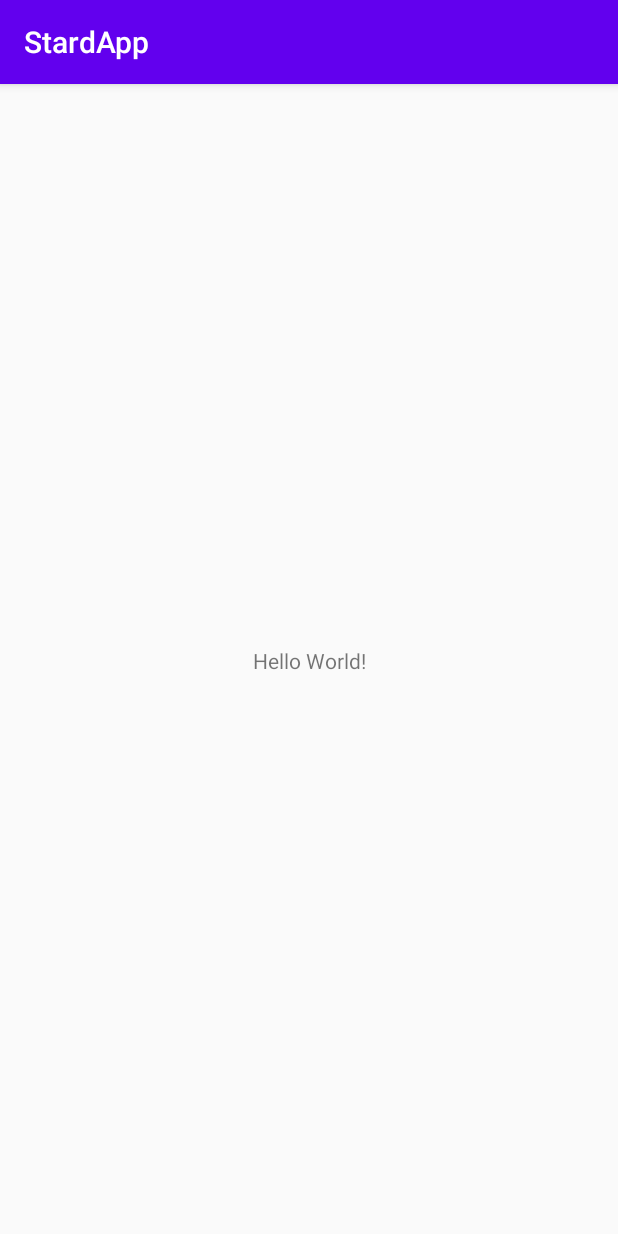
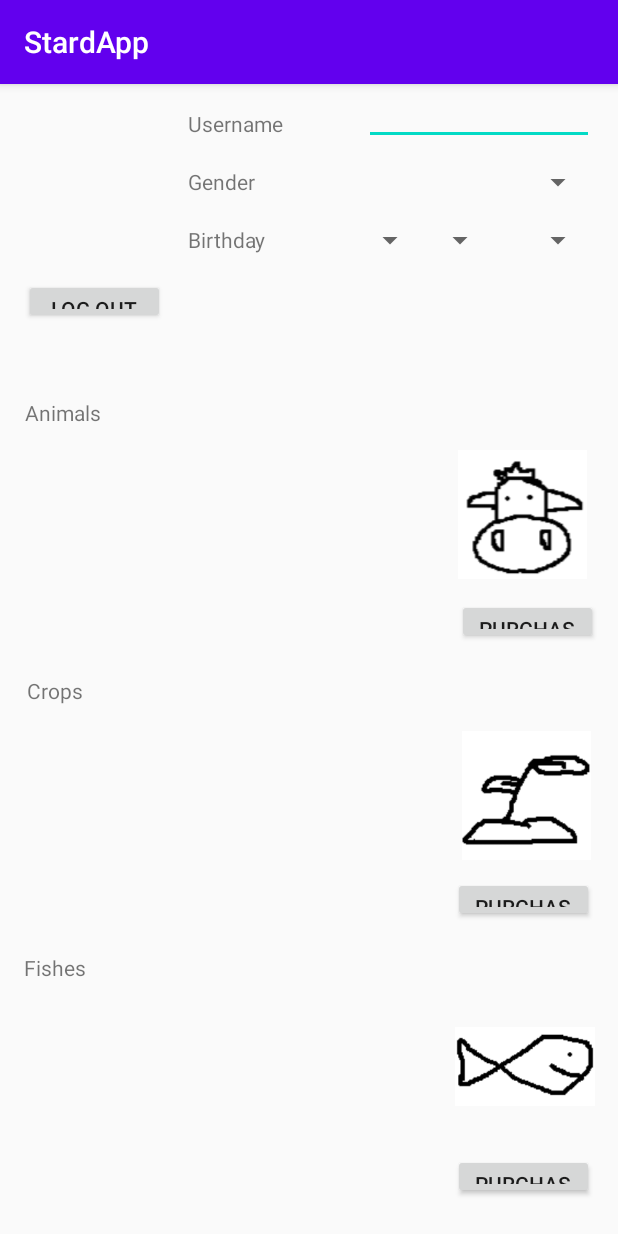
Before and after one commit to ysasgon/StardApp, an Android app: the screen it shows after launch (MainActivity before the commit, ProfileActivity after it), on a phone screen of 412 x 824 dp. Run offline under Robolectric (Android 15) with nearby library versions, the phone set to English and light mode, and no system bars.

Commit message:
Profile Activity first version created

```diff
--- a/app/src/main/AndroidManifest.xml
+++ b/app/src/main/AndroidManifest.xml
@@ -9,7 +9,7 @@
         android:roundIcon="@mipmap/ic_launcher_round"
         android:supportsRtl="true"
         android:theme="@style/AppTheme">
-        <activity android:name=".MainActivity">
+        <activity android:name=".ProfileActivity">
             <intent-filter>
                 <action android:name="android.intent.action.MAIN" />
 
--- a/app/src/main/java/com/example/stardapp/MainActivity.java
+++ /dev/null
@@ -1,15 +0,0 @@
-package com.example.stardapp;
-
-import androidx.appcompat.app.AppCompatActivity;
-
-import android.os.Bundle;
-
-public class MainActivity extends AppCompatActivity {
-
-    @Override
-    protected void onCreate(Bundle savedInstanceState) {
-        super.onCreate(savedInstanceState);
-        setContentView(R.layout.activity_main);
-        //UWU
-    }
-}
--- /dev/null
+++ b/app/src/main/java/com/example/stardapp/ProfileActivity.java
@@ -0,0 +1,84 @@
+package com.example.stardapp;
+
+import androidx.appcompat.app.AppCompatActivity;
+
+import android.database.sqlite.SQLiteDatabase;
+import android.os.Bundle;
+import android.view.View;
+import android.widget.Button;
+import android.widget.EditText;
+import android.widget.ImageView;
+import android.widget.ListView;
+import android.widget.Spinner;
+import android.widget.TextView;
+
+public class ProfileActivity extends AppCompatActivity {
+    private TextView usernameTextView, genderTextView, birthdayTextView, animalTextView, cropTextView, fishTextView;
+    private ImageView profileIcon, animalImageView, cropImageView, fishImageView;
+    private Button logOutButton, purchaseAnimalButton, purchaseCropButton, purchaseFishButton;
+    private Spinner genderSpinner, birthdayYearSpinner, birthdayMonthSpinner, birthdayDaySpinner;
+    private ListView animalListView, cropListView, fishListView;
+    private EditText usernameEditText;
+    private SQLiteDatabase db;
+
+
+    @Override
+    protected void onCreate(Bundle savedInstanceState) {
+        super.onCreate(savedInstanceState);
+        setContentView(R.layout.activity_profile);
+
+        usernameTextView = (TextView) findViewById(R.id.usernameTextView);
+        usernameEditText = (EditText) findViewById(R.id.usernameEditText);
+        genderTextView = (TextView) findViewById(R.id.genderTextView);
+        genderSpinner = (Spinner) findViewById(R.id.genderSpinner);
+        birthdayTextView = (TextView) findViewById(R.id.birthdayTextView);
+        birthdayDaySpinner = (Spinner) findViewById(R.id.birthdayDaySpinner);
+        birthdayMonthSpinner = (Spinner) findViewById(R.id.birthdayMonthSpinner);
+        birthdayYearSpinner = (Spinner) findViewById(R.id.birthdayYearSpinner);
+        logOutButton = (Button) findViewById(R.id.logOutButton);
+        logOutButton.setOnClickListener(new View.OnClickListener() {
+            @Override
+            public void onClick(View v) {
+
+            }
+        });
+
+        animalTextView = (TextView) findViewById(R.id.animalTextView);
+        animalListView = (ListView) findViewById(R.id.animalListView);
+        animalImageView = (ImageView) findViewById(R.id.animalImageView);
+        purchaseAnimalButton = (Button) findViewById(R.id.purchaseAnimalButton);
+        purchaseAnimalButton.setOnClickListener(new View.OnClickListener() {
+            @Override
+            public void onClick(View v) {
+
+            }
+        });
+
+        cropTextView = (TextView) findViewById(R.id.cropTextView);
+        cropListView = (ListView) findViewById(R.id.cropListView);
+        cropImageView = (ImageView) findViewById(R.id.cropImageView);
+        purchaseCropButton = (Button) findViewById(R.id.purchaseCropButton);
+        purchaseCropButton.setOnClickListener(new View.OnClickListener() {
+            @Override
+            public void onClick(View v) {
+
+            }
+        });
+
+        fishTextView = (TextView) findViewById(R.id.fishTextView);
+        fishListView = (ListView) findViewById(R.id.fishListView);
+        fishImageView = (ImageView) findViewById(R.id.fishImageView);
+        purchaseFishButton = (Button) findViewById(R.id.purchaseFishButton);
+        purchaseFishButton.setOnClickListener(new View.OnClickListener() {
+            @Override
+            public void onClick(View v) {
+
+            }
+        });
+
+        fillLists();
+    }
+
+    private void fillLists() {
+    }
+}
--- a/app/src/main/res/layout/activity_main.xml
+++ /dev/null
@@ -1,18 +0,0 @@
-<?xml version="1.0" encoding="utf-8"?>
-<androidx.constraintlayout.widget.ConstraintLayout xmlns:android="http://schemas.android.com/apk/res/android"
-    xmlns:app="http://schemas.android.com/apk/res-auto"
-    xmlns:tools="http://schemas.android.com/tools"
-    android:layout_width="match_parent"
-    android:layout_height="match_parent"
-    tools:context=".MainActivity">
-
-    <TextView
-        android:layout_width="wrap_content"
-        android:layout_height="wrap_content"
-        android:text="Hello World!"
-        app:layout_constraintBottom_toBottomOf="parent"
-        app:layout_constraintLeft_toLeftOf="parent"
-        app:layout_constraintRight_toRightOf="parent"
-        app:layout_constraintTop_toTopOf="parent" />
-
-</androidx.constraintlayout.widget.ConstraintLayout>
--- /dev/null
+++ b/app/src/main/res/layout/activity_profile.xml
@@ -0,0 +1,268 @@
+<?xml version="1.0" encoding="utf-8"?>
+<androidx.constraintlayout.widget.ConstraintLayout xmlns:android="http://schemas.android.com/apk/res/android"
+    xmlns:app="http://schemas.android.com/apk/res-auto"
+    xmlns:tools="http://schemas.android.com/tools"
+    android:layout_width="match_parent"
+    android:layout_height="match_parent"
+    tools:context=".ProfileActivity">
+
+    <TextView
+        android:id="@+id/usernameTextView"
+        android:layout_width="106dp"
+        android:layout_height="20dp"
+        android:text="@string/usernameText"
+        app:layout_constraintBottom_toBottomOf="parent"
+        app:layout_constraintHorizontal_bias="0.409"
+        app:layout_constraintLeft_toLeftOf="parent"
+        app:layout_constraintRight_toRightOf="parent"
+        app:layout_constraintTop_toTopOf="parent"
+        app:layout_constraintVertical_bias="0.022" />
+
+    <TextView
+        android:id="@+id/genderTextView"
+        android:layout_width="106dp"
+        android:layout_height="20dp"
+        android:text="@string/genderText"
+        app:layout_constraintBottom_toBottomOf="parent"
+        app:layout_constraintHorizontal_bias="0.409"
+        app:layout_constraintLeft_toLeftOf="parent"
+        app:layout_constraintRight_toRightOf="parent"
+        app:layout_constraintTop_toTopOf="parent"
+        app:layout_constraintVertical_bias="0.074" />
+
+    <TextView
+        android:id="@+id/birthdayTextView"
+        android:layout_width="106dp"
+        android:layout_height="20dp"
+        android:text="@string/birthdayText"
+        app:layout_constraintBottom_toBottomOf="parent"
+        app:layout_constraintHorizontal_bias="0.409"
+        app:layout_constraintLeft_toLeftOf="parent"
+        app:layout_constraintRight_toRightOf="parent"
+        app:layout_constraintTop_toTopOf="parent"
+        app:layout_constraintVertical_bias="0.126" />
+
+    <ImageView
+        android:id="@+id/profileIcon"
+        android:layout_width="96dp"
+        android:layout_height="96dp"
+        app:layout_constraintBottom_toBottomOf="parent"
+        app:layout_constraintHorizontal_bias="0.057"
+        app:layout_constraintLeft_toLeftOf="parent"
+        app:layout_constraintRight_toRightOf="parent"
+        app:layout_constraintTop_toTopOf="parent"
+        app:layout_constraintVertical_bias="0.025"
+        tools:src="@tools:sample/avatars" />
+
+    <Button
+        android:id="@+id/logOutButton"
+        android:layout_width="94dp"
+        android:layout_height="30dp"
+        android:text="@string/logOutButton"
+        app:layout_constraintBottom_toBottomOf="parent"
+        app:layout_constraintHorizontal_bias="0.05"
+        app:layout_constraintLeft_toLeftOf="parent"
+        app:layout_constraintRight_toRightOf="parent"
+        app:layout_constraintTop_toTopOf="parent"
+        app:layout_constraintVertical_bias="0.176" />
+
+    <Spinner
+        android:id="@+id/genderSpinner"
+        android:layout_width="153dp"
+        android:layout_height="20dp"
+        app:layout_constraintBottom_toBottomOf="parent"
+        app:layout_constraintHorizontal_bias="0.937"
+        app:layout_constraintLeft_toLeftOf="parent"
+        app:layout_constraintRight_toRightOf="parent"
+        app:layout_constraintTop_toTopOf="parent"
+        app:layout_constraintVertical_bias="0.074" />
+
+    <Spinner
+        android:id="@+id/birthdayYearSpinner"
+        android:layout_width="59dp"
+        android:layout_height="20dp"
+        app:layout_constraintBottom_toBottomOf="parent"
+        app:layout_constraintHorizontal_bias="0.954"
+        app:layout_constraintLeft_toLeftOf="parent"
+        app:layout_constraintRight_toRightOf="parent"
+        app:layout_constraintTop_toTopOf="parent"
+        app:layout_constraintVertical_bias="0.126" />
+
+    <Spinner
+        android:id="@+id/birthdayMonthSpinner"
+        android:layout_width="41dp"
+        android:layout_height="20dp"
+        app:layout_constraintBottom_toBottomOf="parent"
+        app:layout_constraintHorizontal_bias="0.78"
+        app:layout_constraintLeft_toLeftOf="parent"
+        app:layout_constraintRight_toRightOf="parent"
+        app:layout_constraintTop_toTopOf="parent"
+        app:layout_constraintVertical_bias="0.126" />
+
+    <Spinner
+        android:id="@+id/birthdayDaySpinner"
+        android:layout_width="41dp"
+        android:layout_height="20dp"
+        app:layout_constraintBottom_toBottomOf="parent"
+        app:layout_constraintHorizontal_bias="0.654"
+        app:layout_constraintLeft_toLeftOf="parent"
+        app:layout_constraintRight_toRightOf="parent"
+        app:layout_constraintTop_toTopOf="parent"
+        app:layout_constraintVertical_bias="0.126" />
+
+    <EditText
+        android:id="@+id/usernameEditText"
+        android:layout_width="153dp"
+        android:layout_height="24dp"
+        android:ems="10"
+        android:inputType="textPersonName"
+        app:layout_constraintBottom_toBottomOf="parent"
+        app:layout_constraintHorizontal_bias="0.937"
+        app:layout_constraintLeft_toLeftOf="parent"
+        app:layout_constraintRight_toRightOf="parent"
+        app:layout_constraintTop_toTopOf="parent"
+        app:layout_constraintVertical_bias="0.022" />
+
+    <ImageView
+        android:id="@+id/animalImageView"
+        android:layout_width="93dp"
+        android:layout_height="86dp"
+        android:src="@drawable/stardappprofilecow"
+        app:layout_constraintBottom_toBottomOf="parent"
+        app:layout_constraintHorizontal_bias="0.946"
+        app:layout_constraintLeft_toLeftOf="parent"
+        app:layout_constraintRight_toRightOf="parent"
+        app:layout_constraintTop_toTopOf="parent"
+        app:layout_constraintVertical_bias="0.358" />
+
+    <Button
+        android:id="@+id/purchaseFishButton"
+        android:layout_width="94dp"
+        android:layout_height="30dp"
+        android:text="@string/purchaseButton"
+        app:layout_constraintBottom_toBottomOf="parent"
+        app:layout_constraintHorizontal_bias="0.949"
+        app:layout_constraintLeft_toLeftOf="parent"
+        app:layout_constraintRight_toRightOf="parent"
+        app:layout_constraintTop_toTopOf="parent"
+        app:layout_constraintVertical_bias="0.967" />
+
+    <ImageView
+        android:id="@+id/fishImageView"
+        android:layout_width="93dp"
+        android:layout_height="86dp"
+        android:src="@drawable/stardappprofilefish"
+        app:layout_constraintBottom_toBottomOf="parent"
+        app:layout_constraintHorizontal_bias="0.952"
+        app:layout_constraintLeft_toLeftOf="parent"
+        app:layout_constraintRight_toRightOf="parent"
+        app:layout_constraintTop_toTopOf="parent"
+        app:layout_constraintVertical_bias="0.897" />
+
+    <Button
+        android:id="@+id/purchaseAnimalButton"
+        android:layout_width="94dp"
+        android:layout_height="30dp"
+        android:text="@string/purchaseButton"
+        app:layout_constraintBottom_toBottomOf="parent"
+        app:layout_constraintHorizontal_bias="0.958"
+        app:layout_constraintLeft_toLeftOf="parent"
+        app:layout_constraintRight_toRightOf="parent"
+        app:layout_constraintTop_toTopOf="parent"
+        app:layout_constraintVertical_bias="0.465" />
+
+    <TextView
+        android:id="@+id/animalTextView"
+        android:layout_width="122dp"
+        android:layout_height="33dp"
+        android:text="@string/animalText"
+        app:layout_constraintBottom_toBottomOf="parent"
+        app:layout_constraintHorizontal_bias="0.058"
+        app:layout_constraintLeft_toLeftOf="parent"
+        app:layout_constraintRight_toRightOf="parent"
+        app:layout_constraintTop_toTopOf="parent"
+        app:layout_constraintVertical_bias="0.285" />
+
+    <TextView
+        android:id="@+id/fishTextView"
+        android:layout_width="122dp"
+        android:layout_height="33dp"
+        android:text="@string/fishText"
+        app:layout_constraintBottom_toBottomOf="parent"
+        app:layout_constraintHorizontal_bias="0.055"
+        app:layout_constraintLeft_toLeftOf="parent"
+        app:layout_constraintRight_toRightOf="parent"
+        app:layout_constraintTop_toTopOf="parent"
+        app:layout_constraintVertical_bias="0.789" />
+
+    <TextView
+        android:id="@+id/cropTextView"
+        android:layout_width="122dp"
+        android:layout_height="33dp"
+        android:text="@string/cropText"
+        app:layout_constraintBottom_toBottomOf="parent"
+        app:layout_constraintHorizontal_bias="0.062"
+        app:layout_constraintLeft_toLeftOf="parent"
+        app:layout_constraintRight_toRightOf="parent"
+        app:layout_constraintTop_toTopOf="parent"
+        app:layout_constraintVertical_bias="0.537" />
+
+    <Button
+        android:id="@+id/purchaseCropButton"
+        android:layout_width="94dp"
+        android:layout_height="30dp"
+        android:text="@string/purchaseButton"
+        app:layout_constraintBottom_toBottomOf="parent"
+        app:layout_constraintHorizontal_bias="0.949"
+        app:layout_constraintLeft_toLeftOf="parent"
+        app:layout_constraintRight_toRightOf="parent"
+        app:layout_constraintTop_toTopOf="parent"
+        app:layout_constraintVertical_bias="0.716" />
+
+    <ImageView
+        android:id="@+id/cropImageView"
+        android:layout_width="93dp"
+        android:layout_height="86dp"
+        android:src="@drawable/stardappprofilecrop"
+        app:layout_constraintBottom_toBottomOf="parent"
+        app:layout_constraintHorizontal_bias="0.955"
+        app:layout_constraintLeft_toLeftOf="parent"
+        app:layout_constraintRight_toRightOf="parent"
+        app:layout_constraintTop_toTopOf="parent"
+        app:layout_constraintVertical_bias="0.632" />
+
+    <ListView
+        android:id="@+id/cropListView"
+        android:layout_width="234dp"
+        android:layout_height="119dp"
+        app:layout_constraintBottom_toBottomOf="parent"
+        app:layout_constraintHorizontal_bias="0.237"
+        app:layout_constraintLeft_toLeftOf="parent"
+        app:layout_constraintRight_toRightOf="parent"
+        app:layout_constraintTop_toTopOf="parent"
+        app:layout_constraintVertical_bias="0.674" />
+
+    <ListView
+        android:id="@+id/animalListView"
+        android:layout_width="234dp"
+        android:layout_height="119dp"
+        app:layout_constraintBottom_toBottomOf="parent"
+        app:layout_constraintHorizontal_bias="0.237"
+        app:layout_constraintLeft_toLeftOf="parent"
+        app:layout_constraintRight_toRightOf="parent"
+        app:layout_constraintTop_toTopOf="parent"
+        app:layout_constraintVertical_bias="0.387" />
+
+    <ListView
+        android:id="@+id/fishListView"
+        android:layout_width="234dp"
+        android:layout_height="119dp"
+        app:layout_constraintBottom_toBottomOf="parent"
+        app:layout_constraintHorizontal_bias="0.237"
+        app:layout_constraintLeft_toLeftOf="parent"
+        app:layout_constraintRight_toRightOf="parent"
+        app:layout_constraintTop_toTopOf="parent"
+        app:layout_constraintVertical_bias="0.962" />
+
+
+</androidx.constraintlayout.widget.ConstraintLayout>
--- /dev/null
+++ b/app/src/main/res/layout/list_views_row.xml
@@ -0,0 +1,11 @@
+<?xml version="1.0" encoding="utf-8"?>
+<TextView xmlns:android="http://schemas.android.com/apk/res/android" xmlns:tools="http://schemas.android.com/tools"
+    android:orientation="vertical"
+    android:layout_width="match_parent"
+    android:layout_height="wrap_content"
+    android:textStyle="italic"
+    android:textColor="#000000"
+    tools:ignore="MissingClass"
+    >
+
+</TextView>
--- a/app/src/main/res/values/strings.xml
+++ b/app/src/main/res/values/strings.xml
@@ -1,3 +1,15 @@
 <resources>
     <string name="app_name">StardApp</string>
+    <string name="usernameText">Username</string>
+    <string name="genderText">Gender</string>
+    <string name="birthdayText">Birthday</string>
+    <string name="animalText">Animals</string>
+    <string name="cropText">Crops</string>
+    <string name="fishText">Fishes</string>
+
+    <string name="animalListEmpty">You own no animals</string>
+    <string name="cropListEmpty">You own no crop</string>
+    <string name="fishLisEmpty">You own no fishes</string>
+    <string name="purchaseButton">Purchase</string>
+    <string name="logOutButton">Log Out</string>
 </resources>
```
Also changed, not shown: app/src/main/res/drawable/stardappprofilecow.png (added), app/src/main/res/drawable/stardappprofilecrop.png (added), app/src/main/res/drawable/stardappprofilefish.png (added).
